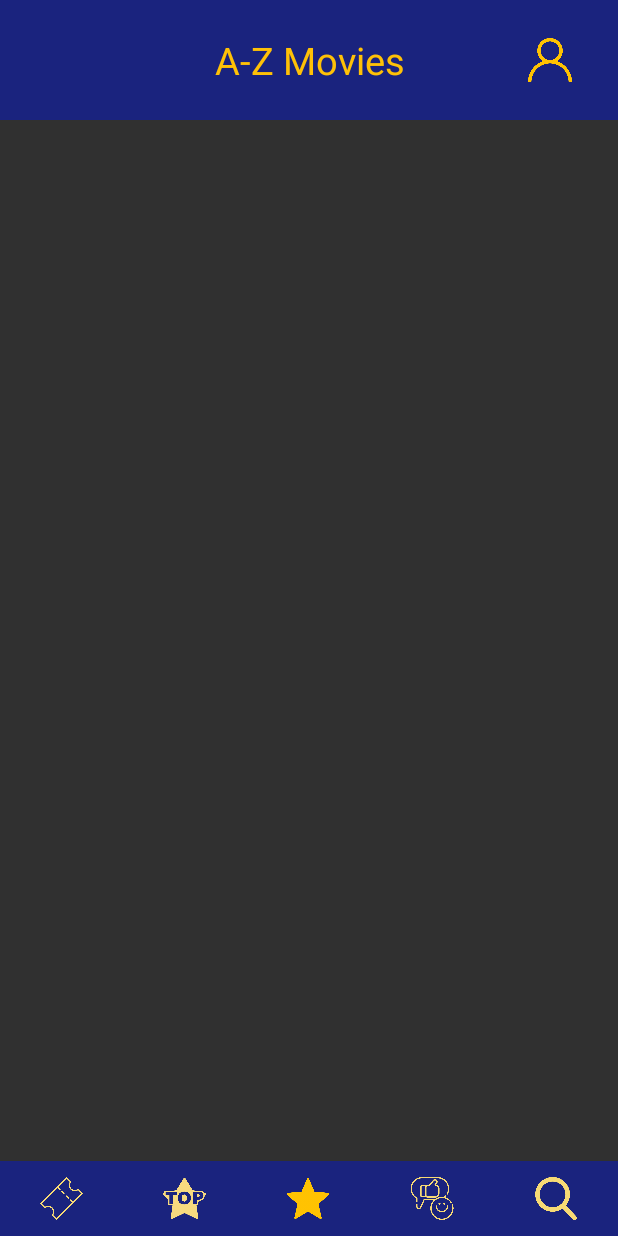
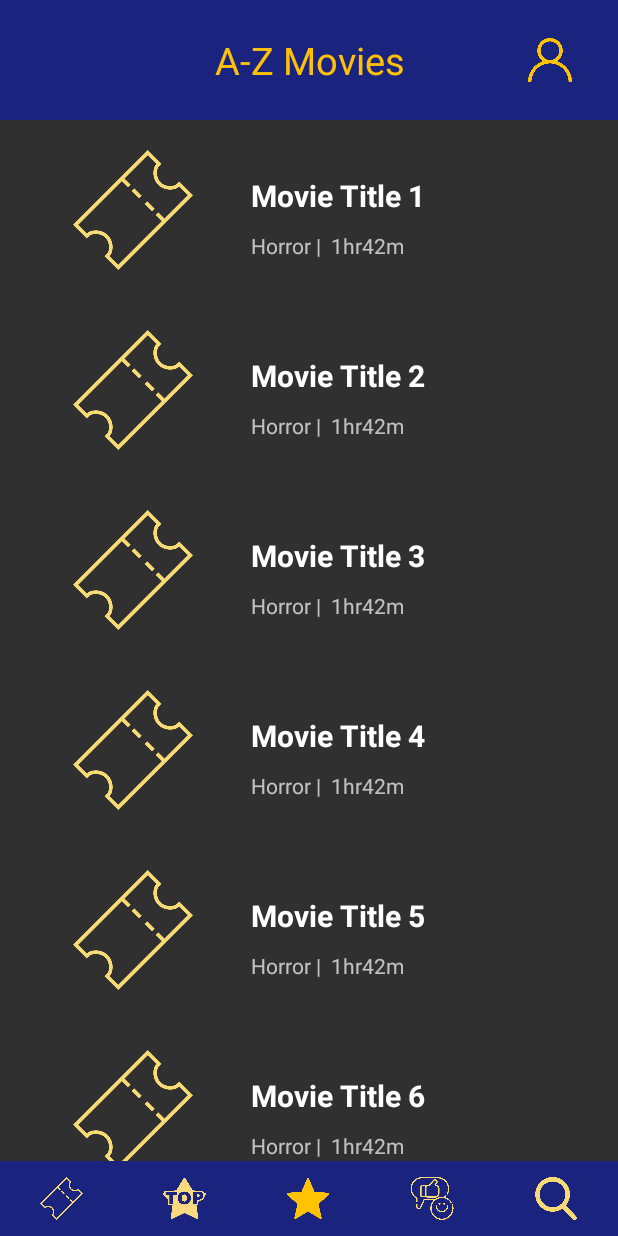
Before and after one commit to ntohill95/AtoZMovies, an Android app: the screen it shows after launch once a user with an empty profile is signed in (HomeActivity), on a phone screen of 412 x 824 dp. Run offline under Robolectric (Android 15) with nearby library versions, the phone set to English and light mode, and no system bars; our stand-ins replace Firebase (no records; nobody signed in at launch, a user with empty details on screens opened directly), data binding.

Commit message:
fixed listview adapter screen

```diff
--- a/app/src/main/java/com/example/niamhtohill/atozmovies/home/FavouritesFragment.kt
+++ b/app/src/main/java/com/example/niamhtohill/atozmovies/home/FavouritesFragment.kt
@@ -20,15 +20,13 @@ class FavouritesFragment :Fragment(){
 
     override fun onCreateView(inflater: LayoutInflater, container: ViewGroup?, savedInstanceState: Bundle?): View? {
 
-        var rootView = inflater.inflate(R.layout.fragment_favourites, container, false)
+        viewModel = ViewModelProviders.of(this, MyViewModelFactory(requireActivity().application)).get(HomeViewModel::class.java)
+        val binding: FragmentFavouritesBinding = DataBindingUtil.inflate(inflater, R.layout.fragment_favourites, container, false)
+        val rootView = binding.root
+
         val listView : RecyclerView = rootView.findViewById(R.id.favourites_list_view)
         listView.layoutManager = LinearLayoutManager(this.context)
         listView.adapter = FavouritesAdapter(context!!, generatedFakeData())
-
-        viewModel = ViewModelProviders.of(this, MyViewModelFactory(requireActivity().application)).get(HomeViewModel::class.java)
-        val binding: FragmentFavouritesBinding = DataBindingUtil.inflate(inflater, R.layout.fragment_favourites, container, false)
-        rootView = binding.root
-
         return rootView
     }
 
--- a/app/src/main/java/com/example/niamhtohill/atozmovies/home/TabBarFragment.kt
+++ b/app/src/main/java/com/example/niamhtohill/atozmovies/home/TabBarFragment.kt
@@ -24,19 +24,15 @@ class TabBarFragment : Fragment(){
 
     override fun onCreateView(inflater: LayoutInflater, container: ViewGroup?, savedInstanceState: Bundle?): View? {
 
-        var rootView = inflater.inflate(R.layout.fragment_tab_bar, container, false)
-
+        viewModel = ViewModelProviders.of(this, MyViewModelFactory(requireActivity().application)).get(HomeViewModel::class.java)
+        val binding: FragmentTabBarBinding = DataBindingUtil.inflate(inflater, R.layout.fragment_tab_bar, container, false)
+        val rootView = binding.root
         ticketButton = rootView.findViewById(R.id.tickets_button)
         topRatedButton = rootView.findViewById(R.id.top_rated_button)
         favouritesButton = rootView.findViewById(R.id.favourites_button)
         recommendationButton = rootView.findViewById(R.id.recommendations_button)
         searchButton = rootView.findViewById(R.id.search_button)
 
-        viewModel = ViewModelProviders.of(this, MyViewModelFactory(requireActivity().application)).get(HomeViewModel::class.java)
-        val binding: FragmentTabBarBinding = DataBindingUtil.inflate(inflater, R.layout.fragment_tab_bar, container, false)
-        rootView = binding.root
-//        binding.viewModel = viewModel
-
         return rootView
     }
 }
--- a/app/src/main/java/com/example/niamhtohill/atozmovies/home/TitleBarFragment.kt
+++ b/app/src/main/java/com/example/niamhtohill/atozmovies/home/TitleBarFragment.kt
@@ -17,14 +17,11 @@ class TitleBarFragment : Fragment() {
     lateinit var logoutButton: ImageButton
 
     override fun onCreateView(inflater: LayoutInflater, container: ViewGroup?, savedInstanceState: Bundle?): View? {
-        var rootView = inflater.inflate(R.layout.fragment_title_bar, container, false)
-        logoutButton = rootView.findViewById(R.id.logout_button)
 
         viewModel = ViewModelProviders.of(this, MyViewModelFactory(requireActivity().application)).get(HomeViewModel::class.java)
         val binding: FragmentTitleBarBinding = DataBindingUtil.inflate(inflater, R.layout.fragment_title_bar, container, false)
-        rootView = binding.root
-//        binding.viewModel = viewModel
-
+        val rootView = binding.root
+        logoutButton = rootView.findViewById(R.id.logout_button)
         return rootView
     }
 }
```
